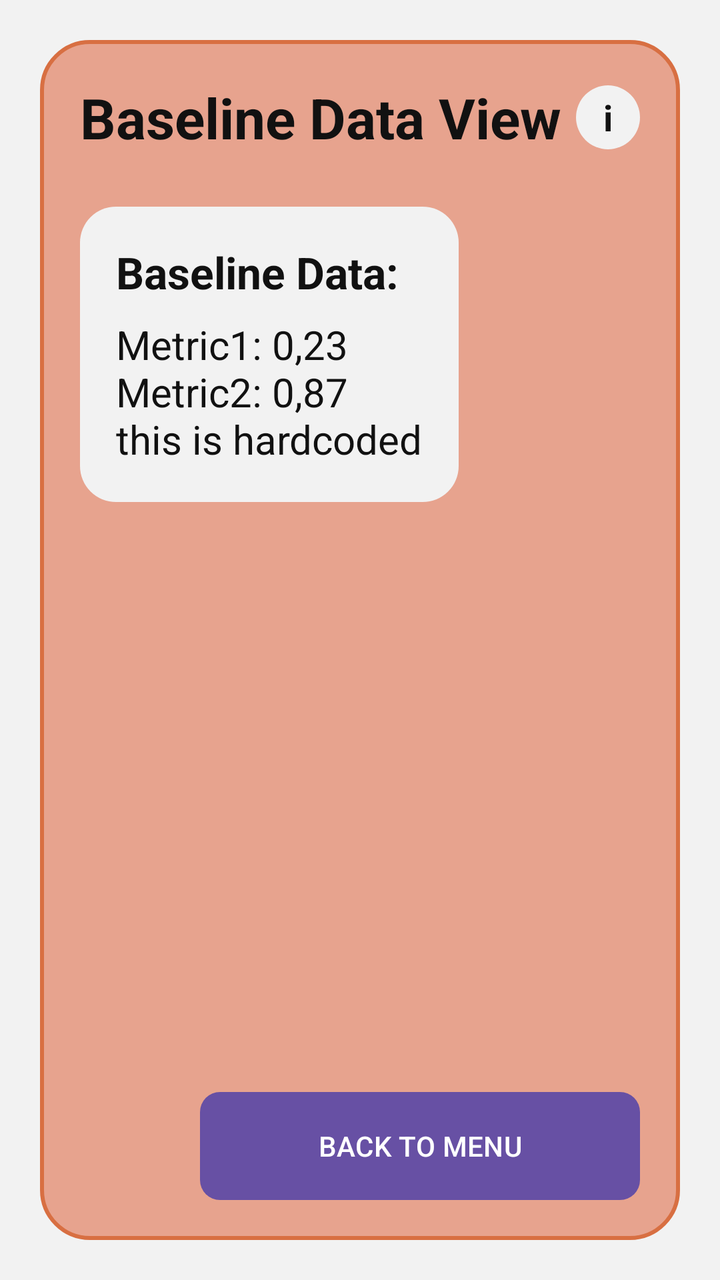
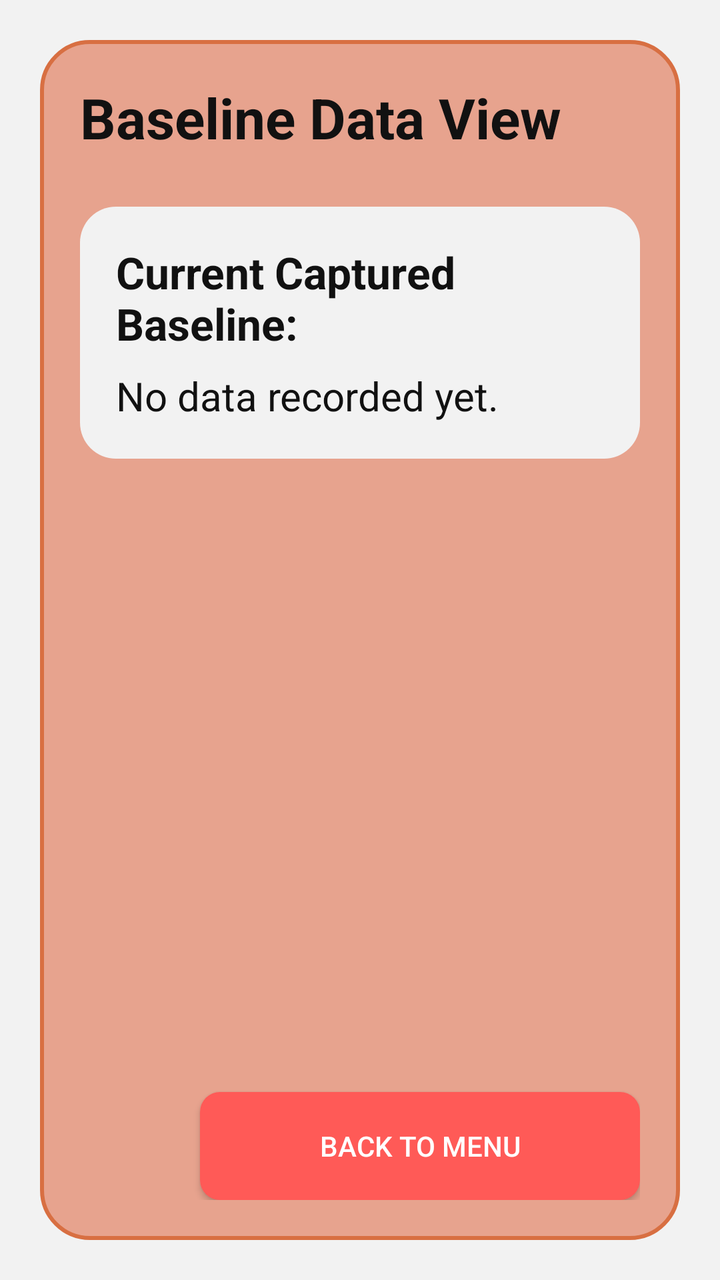

Compare the two renders of this Android layout. The source of the first and the diff that turns it into the second are given below.
<!-- AndroidManifest.xml: application theme Theme.FlaCo -->
<!-- res/layout/activity_baseline_data.xml -->
<?xml version="1.0" encoding="utf-8"?>
<FrameLayout xmlns:android="http://schemas.android.com/apk/res/android"
    android:layout_width="match_parent"
    android:layout_height="match_parent"
    android:background="#F2F2F2"
    android:padding="20dp">

    <LinearLayout
        android:layout_width="match_parent"
        android:layout_height="match_parent"
        android:background="@drawable/bg_screen_panel"
        android:orientation="vertical"
        android:padding="20dp">

        <LinearLayout
            android:layout_width="match_parent"
            android:layout_height="wrap_content"
            android:gravity="center_vertical"
            android:orientation="horizontal">

            <TextView
                android:layout_width="0dp"
                android:layout_height="wrap_content"
                android:layout_weight="1"
                android:text="Baseline Data View"
                android:textColor="@color/text_dark"
                android:textSize="28sp"
                android:textStyle="bold" />

            <TextView
                android:layout_width="32dp"
                android:layout_height="32dp"
                android:background="@drawable/bg_card"
                android:gravity="center"
                android:text="i"
                android:textColor="@color/text_dark"
                android:textSize="18sp"
                android:textStyle="bold" />
        </LinearLayout>

        <Space
            android:layout_width="match_parent"
            android:layout_height="26dp" />

        <LinearLayout
            android:layout_width="wrap_content"
            android:layout_height="wrap_content"
            android:background="@drawable/bg_card"
            android:orientation="vertical"
            android:padding="18dp">

            <TextView
                android:layout_width="wrap_content"
                android:layout_height="wrap_content"
                android:text="Baseline Data:"
                android:textColor="@color/text_dark"
                android:textSize="22sp"
                android:textStyle="bold" />

            <TextView
                android:layout_width="wrap_content"
                android:layout_height="wrap_content"
                android:layout_marginTop="8dp"
                android:text="Metric1: 0,23&#10;Metric2: 0,87&#10;this is hardcoded"
                android:textColor="@color/text_dark"
                android:textSize="20sp" />
        </LinearLayout>

        <Space
            android:layout_width="match_parent"
            android:layout_height="0dp"
            android:layout_weight="1" />

        <Button
            android:id="@+id/btnBackBaselineData"
            android:layout_width="220dp"
            android:layout_height="54dp"
            android:layout_gravity="end"
            android:background="@drawable/bg_button_red"
            android:text="BACK TO MENU"
            android:textAllCaps="false"
            android:textColor="@color/white" />
    </LinearLayout>
</FrameLayout>
<!-- resources referenced by this layout -->
<resources>
  <color name="text_dark">#111111</color>
  <color name="white">#FFFFFF</color>
  <!-- drawable bg_button_red (drawable) -->
  <?xml version="1.0" encoding="utf-8"?>
  <shape xmlns:android="http://schemas.android.com/apk/res/android">
      <solid android:color="@color/btn_red" />
      <corners android:radius="10dp" />
  </shape>
  <!-- drawable bg_card (drawable) -->
  <?xml version="1.0" encoding="utf-8"?>
  <shape xmlns:android="http://schemas.android.com/apk/res/android">
      <solid android:color="@color/card_bg" />
      <corners android:radius="18dp" />
  </shape>
  <!-- drawable bg_screen_panel (drawable) -->
  <?xml version="1.0" encoding="utf-8"?>
  <shape xmlns:android="http://schemas.android.com/apk/res/android">
      <solid android:color="@color/mockup_bg" />
      <stroke
          android:width="2dp"
          android:color="@color/panel_border" />
      <corners android:radius="24dp" />
  </shape>
  <style name="Theme.FlaCo" parent="Theme.Material3.DayNight.NoActionBar">
          <item name="android:statusBarColor">@android:color/transparent</item>
          <item name="android:windowLightStatusBar">true</item>
      </style>
  <color name="btn_red">#FF5A57</color>
  <color name="card_bg">#F2F2F2</color>
  <color name="mockup_bg">#E7A38E</color>
  <color name="panel_border">#D86F42</color>
</resources>

<!-- the commit's change to res/layout/activity_baseline_data.xml (unified diff, before → after) -->
@@ -26,16 +26,6 @@
                 android:textColor="@color/text_dark"
                 android:textSize="28sp"
                 android:textStyle="bold" />
-
-            <TextView
-                android:layout_width="32dp"
-                android:layout_height="32dp"
-                android:background="@drawable/bg_card"
-                android:gravity="center"
-                android:text="i"
-                android:textColor="@color/text_dark"
-                android:textSize="18sp"
-                android:textStyle="bold" />
         </LinearLayout>
 
         <Space
@@ -43,7 +33,7 @@
             android:layout_height="26dp" />
 
         <LinearLayout
-            android:layout_width="wrap_content"
+            android:layout_width="match_parent"
             android:layout_height="wrap_content"
             android:background="@drawable/bg_card"
             android:orientation="vertical"
@@ -52,16 +42,17 @@
             <TextView
                 android:layout_width="wrap_content"
                 android:layout_height="wrap_content"
-                android:text="Baseline Data:"
+                android:text="Current Captured Baseline:"
                 android:textColor="@color/text_dark"
                 android:textSize="22sp"
                 android:textStyle="bold" />
 
             <TextView
+                android:id="@+id/tvBaselineValues"
                 android:layout_width="wrap_content"
                 android:layout_height="wrap_content"
                 android:layout_marginTop="8dp"
-                android:text="Metric1: 0,23&#10;Metric2: 0,87&#10;this is hardcoded"
+                android:text="No data recorded yet."
                 android:textColor="@color/text_dark"
                 android:textSize="20sp" />
         </LinearLayout>
<!-- resource entries referenced after the edit -->
@@ -23,9 +23,10 @@
           android:color="@color/panel_border" />
       <corners android:radius="24dp" />
   </shape>
-  <style name="Theme.FlaCo" parent="Theme.Material3.DayNight.NoActionBar">
-          <item name="android:statusBarColor">@android:color/transparent</item>
-          <item name="android:windowLightStatusBar">true</item>
+  <style name="Theme.FlaCo" parent="Theme.AppCompat.Light.NoActionBar">
+          
+          <item name="android:statusBarColor">?attr/colorPrimary</item>
+          
       </style>
   <color name="btn_red">#FF5A57</color>
   <color name="card_bg">#F2F2F2</color>
